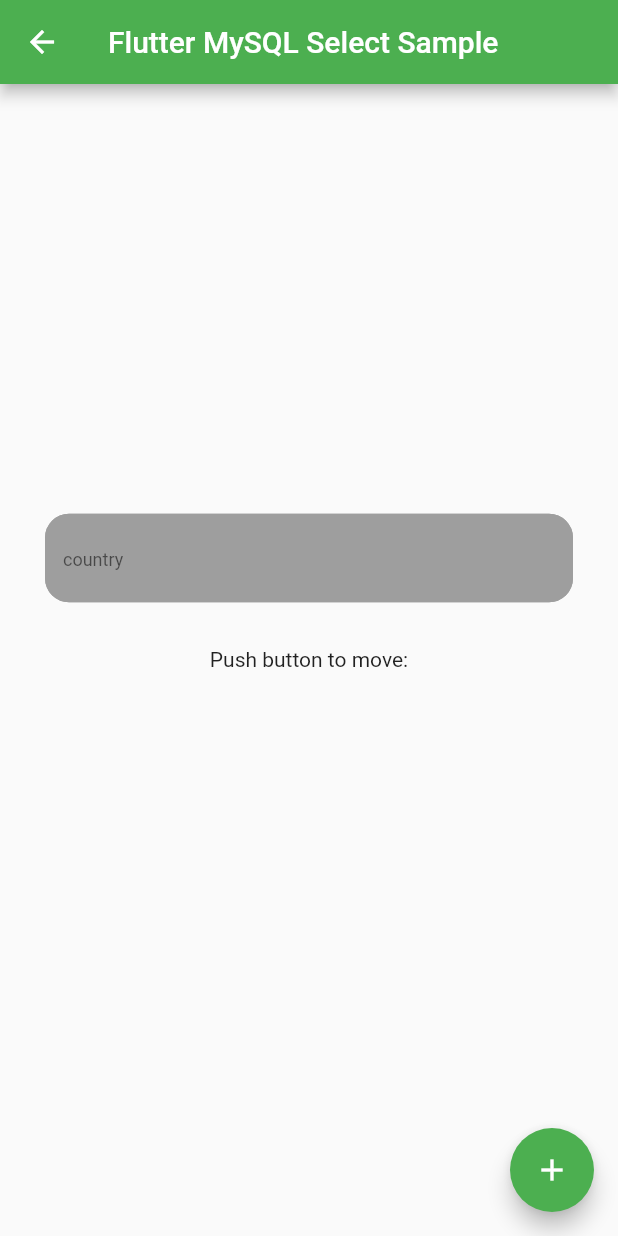
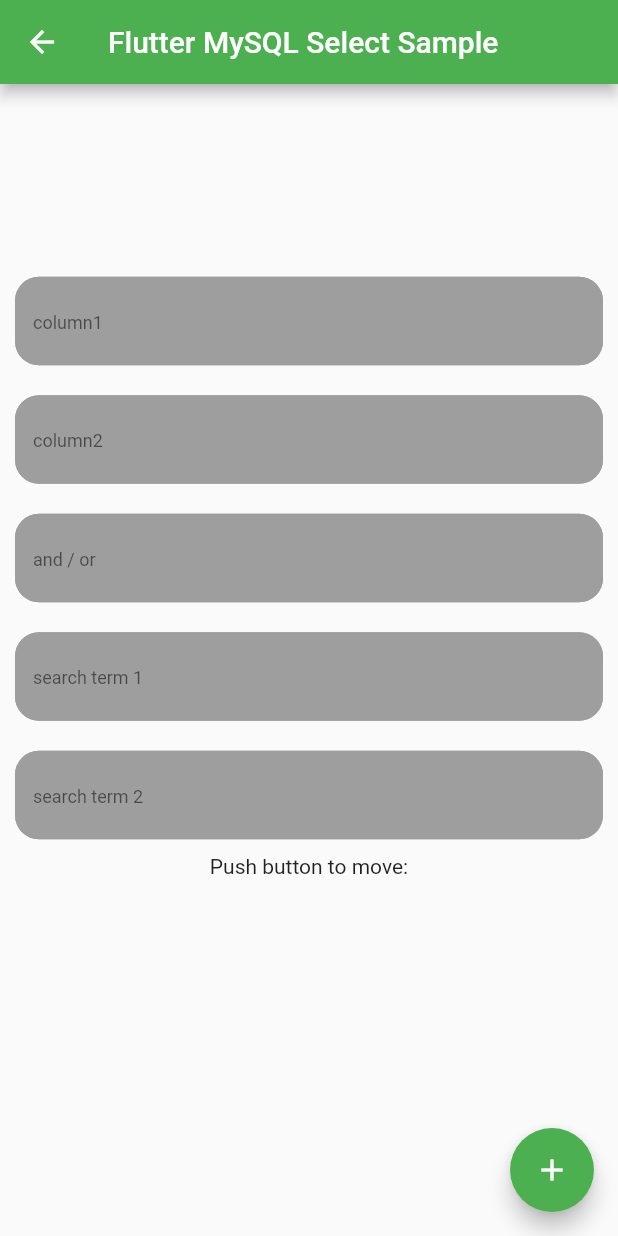
Before and after one commit to dongri727/sample_app_flutter_mysql8, a Flutter app: the SelectPage screen opened directly, after a tap on the "add" icon, on a phone screen of 412 x 824 dp. Run offline on Flutter 3.47's test engine with Material 2 defaults, Android fonts, the phone set to English and light mode, and no system bars; missing offline and left inert: mysql_client.

Commit message:
select page の検索機能を強化

```diff
--- a/lib/select_page.dart
+++ b/lib/select_page.dart
@@ -13,12 +13,15 @@ class SelectPage extends StatefulWidget {
 
 class _SelectPageState extends State<SelectPage> {
   //今回は国別に絞り込んでいる。ここの自由度も上げたい。
-  var targetCountry = ''; // WHERE term
   var selectedId = '';
   var selectedYear = '';
   var selectedName = '';
   var selectedCountry = '';
-
+  var targetColumn1 = '';
+  var targetColumn2 = '';
+  var searchTerm1 = '';
+  var searchTerm2 = '';
+  var logique = '';
 
 
   Future<void> _select() async {
@@ -40,7 +43,8 @@ class _SelectPageState extends State<SelectPage> {
     print("Connected");
 
     // make query
-    var result = await conn.execute("SELECT * FROM timeline WHERE country = '$targetCountry'");
+    var result = await conn.execute(
+        "SELECT * FROM timeline WHERE $targetColumn1 = '$searchTerm1' $logique $targetColumn2 = '$searchTerm2' ORDER BY year");
 
     // print some result data
     print(result.numOfColumns);
@@ -81,11 +85,47 @@ class _SelectPageState extends State<SelectPage> {
           mainAxisAlignment: MainAxisAlignment.center,
           children: <Widget>[
             Padding(
-                padding: const EdgeInsets.all(30.0),
+                padding: const EdgeInsets.all(10.0),
                 child: Format(
-                  hintText: "country",
+                  hintText: "column1",
                   onChanged: (text) {
-                    targetCountry = text;
+                    targetColumn1 = text;
+                  },
+                )
+            ),
+            Padding(
+                padding: const EdgeInsets.all(10.0),
+                child: Format(
+                  hintText: "column2",
+                  onChanged: (text) {
+                    targetColumn1 = text;
+                  },
+                )
+            ),
+            Padding(
+                padding: const EdgeInsets.all(10.0),
+                child: Format(
+                  hintText: "and / or",
+                  onChanged: (text) {
+                    logique = text;
+                  },
+                )
+            ),
+            Padding(
+                padding: const EdgeInsets.all(10.0),
+                child: Format(
+                  hintText: "search term 1",
+                  onChanged: (text) {
+                    searchTerm1 = text;
+                  },
+                )
+            ),
+            Padding(
+                padding: const EdgeInsets.all(10.0),
+                child: Format(
+                  hintText: "search term 2",
+                  onChanged: (text) {
+                    searchTerm2 = text;
                   },
                 )
             ),
```
